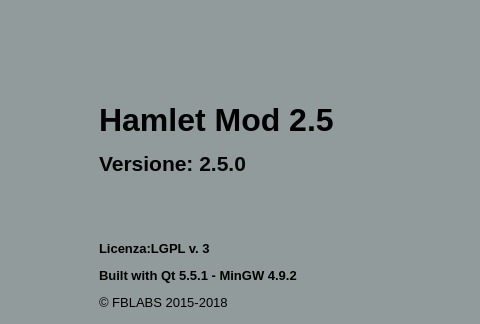
This is mainwindow.ui in fblabs/hamlet-mod-sancon as Qt 5 draws it before an edit; both pictures show x 348 to 828 and y 0 to 324 of the 1112 by 780 pixel window. The edited form follows.
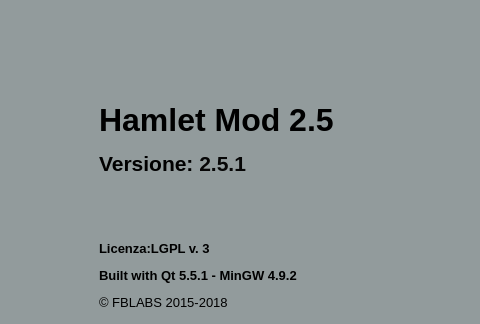
This is the edited form. Icons and pictures are not drawn.

Patch:
```diff
--- a/mainwindow.ui
+++ b/mainwindow.ui
@@ -539,7 +539,7 @@
       <item>
        <widget class="QLabel" name="label_2">
         <property name="text">
-         <string>&lt;html&gt;&lt;head/&gt;&lt;body&gt;&lt;p&gt;&lt;span style=&quot; font-size:24pt; font-weight:600;&quot;&gt;Hamlet Mod 2.5&lt;/span&gt;&lt;/p&gt;&lt;p&gt;&lt;span style=&quot; font-size:16pt; font-weight:600;&quot;&gt;Versione: &lt;/span&gt;&lt;span style=&quot; font-size:16pt; font-weight:600; color:#060606;&quot;&gt;2.5.0&lt;/span&gt;&lt;br/&gt;&lt;/p&gt;&lt;p&gt;&lt;br/&gt;&lt;/p&gt;&lt;p&gt;&lt;span style=&quot; font-size:10pt; font-weight:600;&quot;&gt;Licenza:LGPL v. 3&lt;/span&gt;&lt;/p&gt;&lt;p&gt;&lt;span style=&quot; font-size:10pt; font-weight:600;&quot;&gt;Built with Qt 5.5.1 - MinGW 4.9.2&lt;/span&gt;&lt;/p&gt;&lt;p&gt;&lt;span style=&quot; font-size:10pt;&quot;&gt;© FBLABS 2015-2018&lt;/span&gt;&lt;/p&gt;&lt;p&gt;&lt;a href=&quot;https://www.github.com/fblabs/hamlet-mod-sancon&quot;&gt;&lt;span style=&quot; text-decoration: underline; color:#0000ff;&quot;&gt;Sorgenti (github)&lt;/span&gt;&lt;/a&gt;&lt;/p&gt;&lt;/body&gt;&lt;/html&gt;</string>
+         <string>&lt;html&gt;&lt;head/&gt;&lt;body&gt;&lt;p&gt;&lt;span style=&quot; font-size:24pt; font-weight:600;&quot;&gt;Hamlet Mod 2.5&lt;/span&gt;&lt;/p&gt;&lt;p&gt;&lt;span style=&quot; font-size:16pt; font-weight:600;&quot;&gt;Versione: &lt;/span&gt;&lt;span style=&quot; font-size:16pt; font-weight:600; color:#060606;&quot;&gt;2.5.1&lt;/span&gt;&lt;br/&gt;&lt;/p&gt;&lt;p&gt;&lt;br/&gt;&lt;/p&gt;&lt;p&gt;&lt;span style=&quot; font-size:10pt; font-weight:600;&quot;&gt;Licenza:LGPL v. 3&lt;/span&gt;&lt;/p&gt;&lt;p&gt;&lt;span style=&quot; font-size:10pt; font-weight:600;&quot;&gt;Built with Qt 5.5.1 - MinGW 4.9.2&lt;/span&gt;&lt;/p&gt;&lt;p&gt;&lt;span style=&quot; font-size:10pt;&quot;&gt;© FBLABS 2015-2018&lt;/span&gt;&lt;/p&gt;&lt;p&gt;&lt;a href=&quot;https://www.github.com/fblabs/hamlet-mod-sancon&quot;&gt;&lt;span style=&quot; text-decoration: underline; color:#0000ff;&quot;&gt;Sorgenti (github)&lt;/span&gt;&lt;/a&gt;&lt;/p&gt;&lt;/body&gt;&lt;/html&gt;</string>
         </property>
         <property name="scaledContents">
          <bool>false</bool>
```
